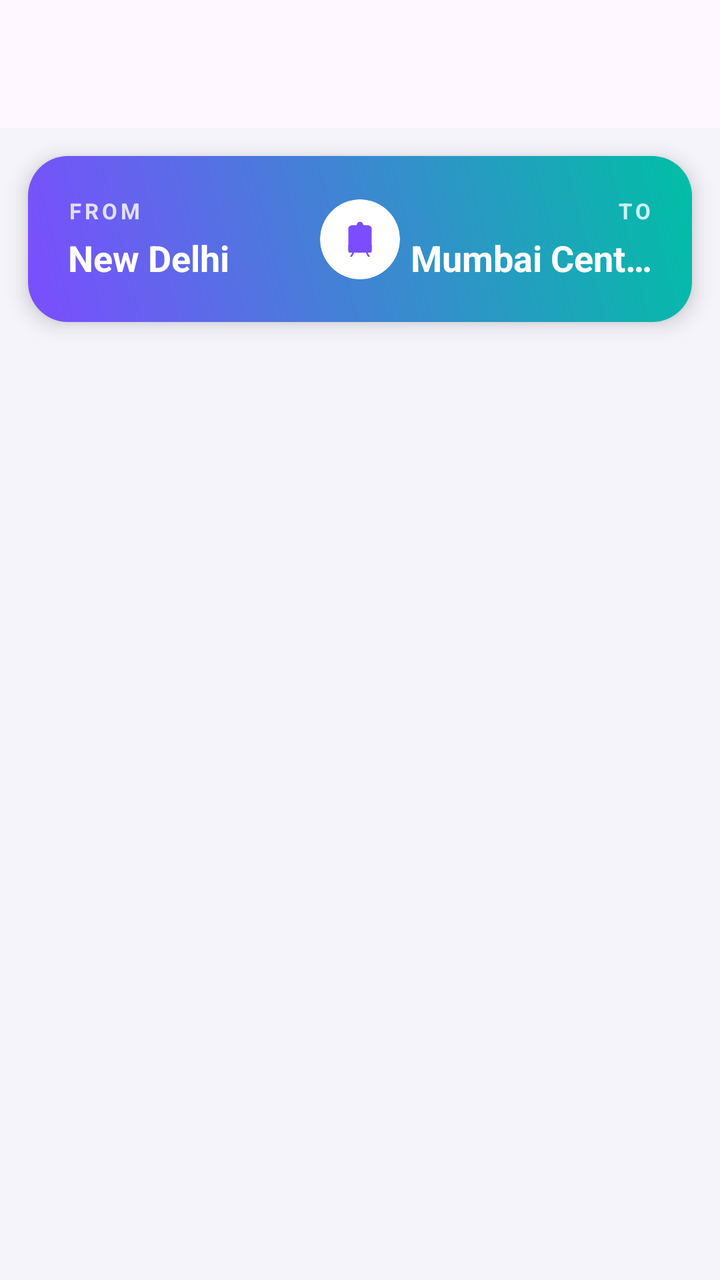
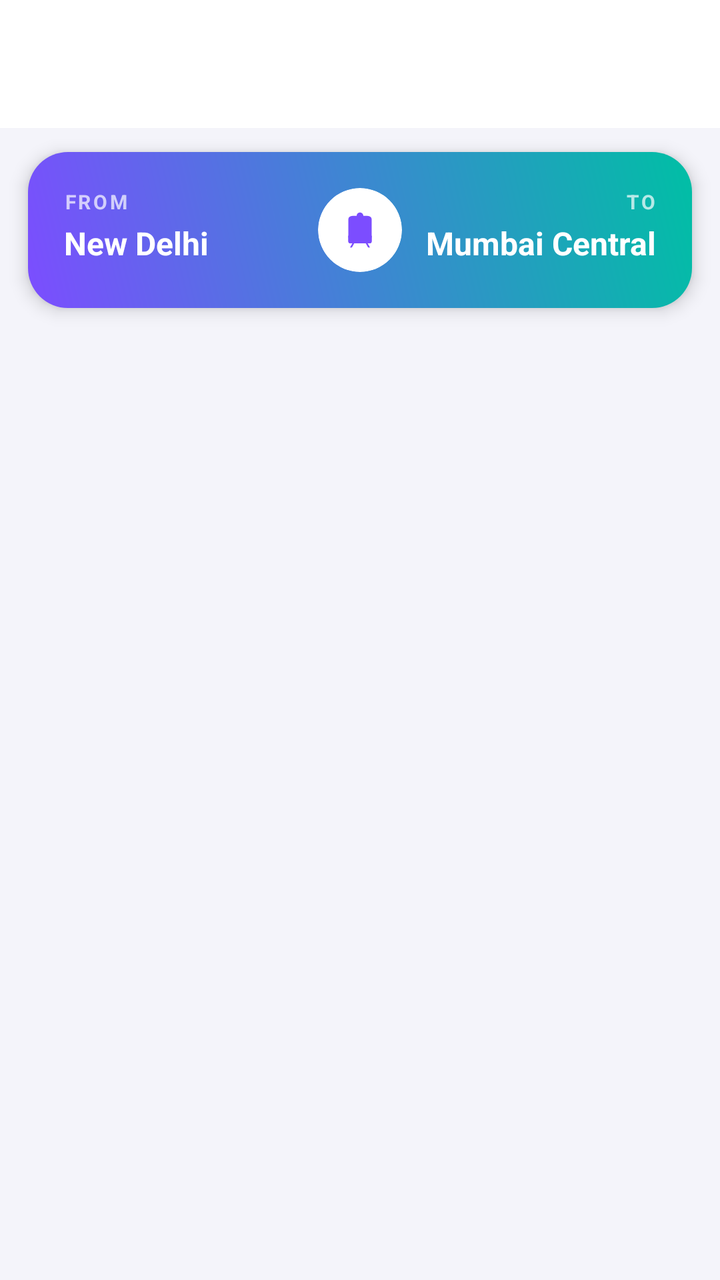

Compare the two renders of this Android layout. The source of the first and the diff that turns it into the second are given below.
<!-- AndroidManifest.xml: application theme Theme.RailRadar -->
<!-- res/layout/user_route_train_list.xml -->
<?xml version="1.0" encoding="utf-8"?>
<LinearLayout xmlns:android="http://schemas.android.com/apk/res/android"
    xmlns:app="http://schemas.android.com/apk/res-auto"
    android:orientation="vertical"
    android:layout_width="match_parent"
    android:layout_height="match_parent"
    android:background="@color/screen_background">

    <include layout="@layout/custom_toolbar" />

    
    <androidx.constraintlayout.widget.ConstraintLayout
        android:layout_width="match_parent"
        android:layout_height="wrap_content"
        android:layout_margin="14dp"
        android:background="@drawable/bg_route_header_gradient"
        android:padding="20dp"
        android:elevation="6dp">

        
        <TextView
            android:id="@+id/fromLabel"
            android:layout_width="0dp"
            android:layout_height="wrap_content"
            android:text="FROM"
            android:textColor="#CCFFFFFF"
            android:textSize="11sp"
            android:letterSpacing="0.15"
            android:textStyle="bold"
            app:layout_constraintStart_toStartOf="parent"
            app:layout_constraintTop_toTopOf="parent"
            app:layout_constraintEnd_toStartOf="@id/iconCircle" />

        <TextView
            android:id="@+id/user_route_from_station_textView"
            android:layout_width="0dp"
            android:layout_height="wrap_content"
            android:layout_marginTop="4dp"
            android:text="New Delhi"
            android:textColor="@android:color/white"
            android:textSize="18sp"
            android:textStyle="bold"
            android:ellipsize="end"
            android:maxLines="1"
            app:layout_constraintStart_toStartOf="parent"
            app:layout_constraintTop_toBottomOf="@id/fromLabel"
            app:layout_constraintEnd_toStartOf="@id/iconCircle" />

        
        <View
            android:layout_width="0dp"
            android:layout_height="0dp"
            android:background="@drawable/bg_dashed_line"
            app:layout_constraintTop_toTopOf="@id/iconCircle"
            app:layout_constraintBottom_toBottomOf="@id/iconCircle"
            app:layout_constraintStart_toEndOf="@id/user_route_from_station_textView"
            app:layout_constraintEnd_toStartOf="@id/iconCircle" />

        <View
            android:layout_width="0dp"
            android:layout_height="0dp"
            android:background="@drawable/bg_dashed_line"
            app:layout_constraintTop_toTopOf="@id/iconCircle"
            app:layout_constraintBottom_toBottomOf="@id/iconCircle"
            app:layout_constraintStart_toEndOf="@id/iconCircle"
            app:layout_constraintEnd_toStartOf="@id/user_route_to_station_textView" />

        
        <androidx.cardview.widget.CardView
            android:id="@+id/iconCircle"
            android:layout_width="40dp"
            android:layout_height="40dp"
            app:cardCornerRadius="20dp"
            app:cardElevation="0dp"
            app:cardBackgroundColor="@android:color/white"
            app:layout_constraintStart_toStartOf="parent"
            app:layout_constraintEnd_toEndOf="parent"
            app:layout_constraintTop_toTopOf="parent"
            app:layout_constraintBottom_toBottomOf="parent">

            <ImageView
                android:layout_width="20dp"
                android:layout_height="20dp"
                android:layout_gravity="center"
                android:src="@drawable/home_screen_train_icon"
                app:tint="@color/gradient_start"
                android:contentDescription="@null" />

        </androidx.cardview.widget.CardView>

        
        <TextView
            android:id="@+id/toLabel"
            android:layout_width="0dp"
            android:layout_height="wrap_content"
            android:text="TO"
            android:textColor="#CCFFFFFF"
            android:textSize="11sp"
            android:letterSpacing="0.15"
            android:textStyle="bold"
            android:gravity="end"
            app:layout_constraintTop_toTopOf="parent"
            app:layout_constraintStart_toEndOf="@id/iconCircle"
            app:layout_constraintEnd_toEndOf="parent" />

        <TextView
            android:id="@+id/user_route_to_station_textView"
            android:layout_width="0dp"
            android:layout_height="wrap_content"
            android:layout_marginTop="4dp"
            android:text="Mumbai Central"
            android:textColor="@android:color/white"
            android:textSize="18sp"
            android:textStyle="bold"
            android:gravity="end"
            android:ellipsize="end"
            android:maxLines="1"
            app:layout_constraintTop_toBottomOf="@id/toLabel"
            app:layout_constraintStart_toEndOf="@id/iconCircle"
            app:layout_constraintEnd_toEndOf="parent" />

    </androidx.constraintlayout.widget.ConstraintLayout>

    <androidx.recyclerview.widget.RecyclerView
        android:id="@+id/trainScheduleRecyclerView"
        android:layout_width="match_parent"
        android:layout_height="0dp"
        android:layout_weight="1"
        android:clipToPadding="false"
        android:paddingBottom="12dp" />

</LinearLayout>
<!-- res/layout/custom_toolbar.xml (included above) -->
<?xml version="1.0" encoding="utf-8"?>
<com.google.android.material.appbar.AppBarLayout android:layout_width="match_parent"
    android:id="@+id/customAppBarLayout"
    android:layout_height="wrap_content"
    xmlns:android="http://schemas.android.com/apk/res/android"
    xmlns:app="http://schemas.android.com/apk/res-auto">

    <androidx.appcompat.widget.Toolbar
            android:layout_width="match_parent"
            android:layout_height="wrap_content"
            android:id="@+id/application_custom_toolbar"
            >
        </androidx.appcompat.widget.Toolbar>
    </com.google.android.material.appbar.AppBarLayout>
<!-- resources referenced by this layout -->
<resources>
  <color name="gradient_start">#7C4DFF</color>
  <color name="screen_background">#F4F4FA</color>
  <!-- drawable bg_dashed_line (drawable) -->
  <?xml version="1.0" encoding="utf-8"?>
  <shape xmlns:android="http://schemas.android.com/apk/res/android"
      android:shape="line">
      <stroke
          android:width="2dp"
          android:color="#66FFFFFF"
          android:dashWidth="6dp"
          android:dashGap="4dp" />
  </shape>
  <!-- drawable bg_route_header_gradient (drawable) -->
  <?xml version="1.0" encoding="utf-8"?>
  <shape xmlns:android="http://schemas.android.com/apk/res/android"
      android:shape="rectangle">
      <gradient
          android:type="linear"
          android:angle="45"
          android:startColor="@color/gradient_start"
          android:endColor="@color/gradient_end" />
      <corners android:radius="20dp" />
  </shape>
  <!-- drawable home_screen_train_icon (drawable) -->
  <vector xmlns:android="http://schemas.android.com/apk/res/android"
      android:width="800dp"
      android:height="800dp"
      android:viewportWidth="1024"
      android:viewportHeight="1024">
    <path
        android:pathData="M304.8,960l89.1,-160.3 -37.3,-20.7L256,960zM719.2,960l-89.1,-160.3 37.3,-20.7L768,960z"
        android:fillColor="#607D8B"/>
    <path
        android:pathData="M810.7,810.7V245.3C810.7,168.7 748.6,149.3 672,149.3h-320c-76.6,0 -138.7,19.4 -138.7,96V810.7h597.3z"
        android:fillColor="#4CAF50"/>
    <path
        android:pathData="M512,64c-47.1,0 -85.3,38.3 -85.3,85.3s38.3,85.3 85.3,85.3 85.3,-38.3 85.3,-85.3 -38.3,-85.3 -85.3,-85.3z"
        android:fillColor="#388E3C"/>
    <path
        android:pathData="M512,149.3m-42.7,0a42.7,42.7 0,1 0,85.3 0,42.7 42.7,0 1,0 -85.3,0Z"
        android:fillColor="#FFEB3B"/>
    <path
        android:pathData="M810.7,810.7s0,42.7 -42.7,42.7H256c-42.7,0 -42.7,-42.7 -42.7,-42.7v-149.3h597.3v149.3z"
        android:fillColor="#37474F"/>
    <path
        android:pathData="M298.7,640a42.7,42.7 0,1 1,-0 85.4A42.7,42.7 0,0 1,298.7 640m0,-42.7c-47.1,0 -85.3,38.3 -85.3,85.3s38.3,85.3 85.3,85.3 85.3,-38.3 85.3,-85.3 -38.3,-85.3 -85.3,-85.3zM725.3,640a42.7,42.7 0,1 1,-0 85.4A42.7,42.7 0,0 1,725.3 640m0,-42.7c-47.1,0 -85.3,38.3 -85.3,85.3s38.3,85.3 85.3,85.3 85.3,-38.3 85.3,-85.3 -38.3,-85.3 -85.3,-85.3z"
        android:fillColor="#37474F"/>
    <path
        android:pathData="M736,256H533.3v192h202.7a32,32 0,0 0,32 -32v-128a32,32 0,0 0,-32 -32zM490.7,256h-202.7a32,32 0,0 0,-32 32v128a32,32 0,0 0,32 32H490.7v-192z"
        android:fillColor="#0B420D"/>
    <path
        android:pathData="M298.7,682.7m-42.7,0a42.7,42.7 0,1 0,85.3 0,42.7 42.7,0 1,0 -85.3,0Z"
        android:fillColor="#C5CAE9"/>
    <path
        android:pathData="M725.3,682.7m-42.7,0a42.7,42.7 0,1 0,85.3 0,42.7 42.7,0 1,0 -85.3,0Z"
        android:fillColor="#C5CAE9"/>
  </vector>
  <style name="Theme.RailRadar" parent="Theme.Material3.DayNight.NoActionBar">
  
          
          <item name="colorPrimary">#4C6133</item>
          <item name="colorOnPrimary">@color/white</item>
          <item name="colorPrimaryContainer">@color/purple_200</item>
          <item name="colorOnPrimaryContainer">@color/black</item>
  
          
          <item name="colorSecondary">@color/teal_200</item>
          <item name="colorOnSecondary">@color/black</item>
  
          
          <item name="android:statusBarColor">?attr/colorPrimary</item>
  
          
      </style>
  <color name="gradient_end">#00BFA5</color>
  <color name="white">#FFFFFFFF</color>
  
  
      //user route train colors
  <color name="purple_200">#FFBB86FC</color>
  <color name="black">#FF000000</color>
  <color name="teal_200">#FF03DAC5</color>
</resources>

<!-- the commit's change to res/layout/user_route_train_list.xml (unified diff, before → after) -->
@@ -1,9 +1,9 @@
 <?xml version="1.0" encoding="utf-8"?>
 <LinearLayout xmlns:android="http://schemas.android.com/apk/res/android"
     xmlns:app="http://schemas.android.com/apk/res-auto"
-    android:orientation="vertical"
     android:layout_width="match_parent"
     android:layout_height="match_parent"
+    android:orientation="vertical"
     android:background="@color/screen_background">
 
     <include layout="@layout/custom_toolbar" />
@@ -12,10 +12,13 @@
     <androidx.constraintlayout.widget.ConstraintLayout
         android:layout_width="match_parent"
         android:layout_height="wrap_content"
-        android:layout_margin="14dp"
+        android:layout_marginHorizontal="14dp"
+        android:layout_marginTop="12dp"
+        android:layout_marginBottom="8dp"
         android:background="@drawable/bg_route_header_gradient"
-        android:padding="20dp"
-        android:elevation="6dp">
+        android:paddingHorizontal="18dp"
+        android:paddingVertical="18dp"
+        android:elevation="5dp">
 
         
         <TextView
@@ -23,9 +26,9 @@
             android:layout_width="0dp"
             android:layout_height="wrap_content"
             android:text="FROM"
-            android:textColor="#CCFFFFFF"
-            android:textSize="11sp"
-            android:letterSpacing="0.15"
+            android:textColor="#B3FFFFFF"
+            android:textSize="10sp"
+            android:letterSpacing="0.12"
             android:textStyle="bold"
             app:layout_constraintStart_toStartOf="parent"
             app:layout_constraintTop_toTopOf="parent"
@@ -35,10 +38,10 @@
             android:id="@+id/user_route_from_station_textView"
             android:layout_width="0dp"
             android:layout_height="wrap_content"
-            android:layout_marginTop="4dp"
+            android:layout_marginTop="3dp"
             android:text="New Delhi"
             android:textColor="@android:color/white"
-            android:textSize="18sp"
+            android:textSize="16sp"
             android:textStyle="bold"
             android:ellipsize="end"
             android:maxLines="1"
@@ -47,30 +50,11 @@
             app:layout_constraintEnd_toStartOf="@id/iconCircle" />
 
         
-        <View
-            android:layout_width="0dp"
-            android:layout_height="0dp"
-            android:background="@drawable/bg_dashed_line"
-            app:layout_constraintTop_toTopOf="@id/iconCircle"
-            app:layout_constraintBottom_toBottomOf="@id/iconCircle"
-            app:layout_constraintStart_toEndOf="@id/user_route_from_station_textView"
-            app:layout_constraintEnd_toStartOf="@id/iconCircle" />
-
-        <View
-            android:layout_width="0dp"
-            android:layout_height="0dp"
-            android:background="@drawable/bg_dashed_line"
-            app:layout_constraintTop_toTopOf="@id/iconCircle"
-            app:layout_constraintBottom_toBottomOf="@id/iconCircle"
-            app:layout_constraintStart_toEndOf="@id/iconCircle"
-            app:layout_constraintEnd_toStartOf="@id/user_route_to_station_textView" />
-
-        
         <androidx.cardview.widget.CardView
             android:id="@+id/iconCircle"
-            android:layout_width="40dp"
-            android:layout_height="40dp"
-            app:cardCornerRadius="20dp"
+            android:layout_width="42dp"
+            android:layout_height="42dp"
+            app:cardCornerRadius="21dp"
             app:cardElevation="0dp"
             app:cardBackgroundColor="@android:color/white"
             app:layout_constraintStart_toStartOf="parent"
@@ -85,7 +69,6 @@
                 android:src="@drawable/home_screen_train_icon"
                 app:tint="@color/gradient_start"
                 android:contentDescription="@null" />
-
         </androidx.cardview.widget.CardView>
 
         
@@ -94,9 +77,9 @@
             android:layout_width="0dp"
             android:layout_height="wrap_content"
             android:text="TO"
-            android:textColor="#CCFFFFFF"
-            android:textSize="11sp"
-            android:letterSpacing="0.15"
+            android:textColor="#B3FFFFFF"
+            android:textSize="10sp"
+            android:letterSpacing="0.12"
             android:textStyle="bold"
             android:gravity="end"
             app:layout_constraintTop_toTopOf="parent"
@@ -107,10 +90,10 @@
             android:id="@+id/user_route_to_station_textView"
             android:layout_width="0dp"
             android:layout_height="wrap_content"
-            android:layout_marginTop="4dp"
+            android:layout_marginTop="3dp"
             android:text="Mumbai Central"
             android:textColor="@android:color/white"
-            android:textSize="18sp"
+            android:textSize="16sp"
             android:textStyle="bold"
             android:gravity="end"
             android:ellipsize="end"
@@ -121,13 +104,16 @@
 
     </androidx.constraintlayout.widget.ConstraintLayout>
 
+    
     <androidx.recyclerview.widget.RecyclerView
         android:id="@+id/trainScheduleRecyclerView"
         android:layout_width="match_parent"
         android:layout_height="0dp"
         android:layout_weight="1"
         android:clipToPadding="false"
-        android:paddingBottom="12dp" />
+        android:paddingTop="4dp"
+        android:paddingBottom="12dp"
+        android:overScrollMode="never" />
 
 </LinearLayout>
 <!-- res/layout/custom_toolbar.xml (included above) -->
<!-- resource entries referenced after the edit -->
@@ -2,16 +2,6 @@
 <resources>
   <color name="gradient_start">#7C4DFF</color>
   <color name="screen_background">#F4F4FA</color>
-  <!-- drawable bg_dashed_line (drawable) -->
-  <?xml version="1.0" encoding="utf-8"?>
-  <shape xmlns:android="http://schemas.android.com/apk/res/android"
-      android:shape="line">
-      <stroke
-          android:width="2dp"
-          android:color="#66FFFFFF"
-          android:dashWidth="6dp"
-          android:dashGap="4dp" />
-  </shape>
   <!-- drawable bg_route_header_gradient (drawable) -->
   <?xml version="1.0" encoding="utf-8"?>
   <shape xmlns:android="http://schemas.android.com/apk/res/android"
@@ -60,27 +50,28 @@
   <style name="Theme.RailRadar" parent="Theme.Material3.DayNight.NoActionBar">
   
           
-          <item name="colorPrimary">#4C6133</item>
-          <item name="colorOnPrimary">@color/white</item>
-          <item name="colorPrimaryContainer">@color/purple_200</item>
-          <item name="colorOnPrimaryContainer">@color/black</item>
+          <item name="colorPrimary">#1E3A8A</item>
+          <item name="colorOnPrimary">#FFFFFF</item>
+          <item name="colorPrimaryContainer">#DBE1FF</item>
+          <item name="colorOnPrimaryContainer">#00174B</item>
   
           
-          <item name="colorSecondary">@color/teal_200</item>
-          <item name="colorOnSecondary">@color/black</item>
+          <item name="colorSecondary">#FF6E40</item>
+          <item name="colorOnSecondary">#FFFFFF</item>
+          <item name="colorSecondaryContainer">#FFDBCF</item>
+          <item name="colorOnSecondaryContainer">#3A0B00</item>
+  
+          
+          <item name="android:colorBackground">#F5F5F7</item>
+          <item name="colorSurface">#FFFFFF</item>
+          <item name="colorOnSurface">#1A1A1A</item>
+          <item name="colorOnSurfaceVariant">#5C5C5C</item>
   
           
           <item name="android:statusBarColor">?attr/colorPrimary</item>
+          <item name="android:windowLightStatusBar">false</item>
   
-          
       </style>
   <color name="gradient_end">#00BFA5</color>
-  <color name="white">#FFFFFFFF</color>
-  
-  
-      //user route train colors
-  <color name="purple_200">#FFBB86FC</color>
-  <color name="black">#FF000000</color>
-  <color name="teal_200">#FF03DAC5</color>
 </resources>
 
